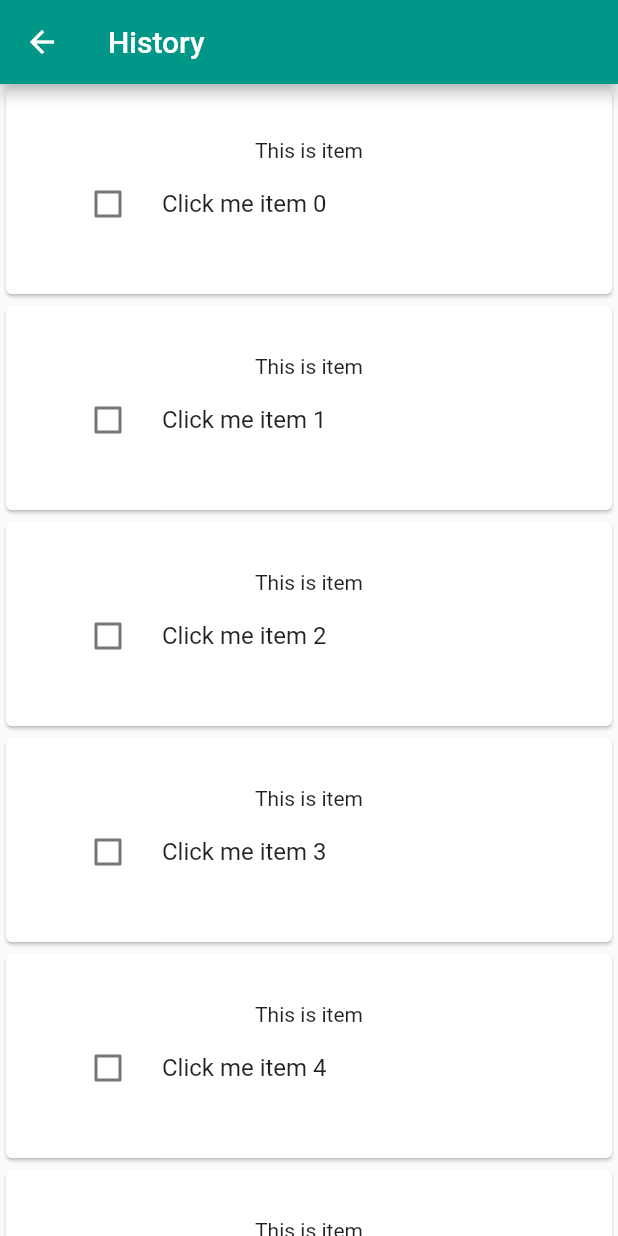
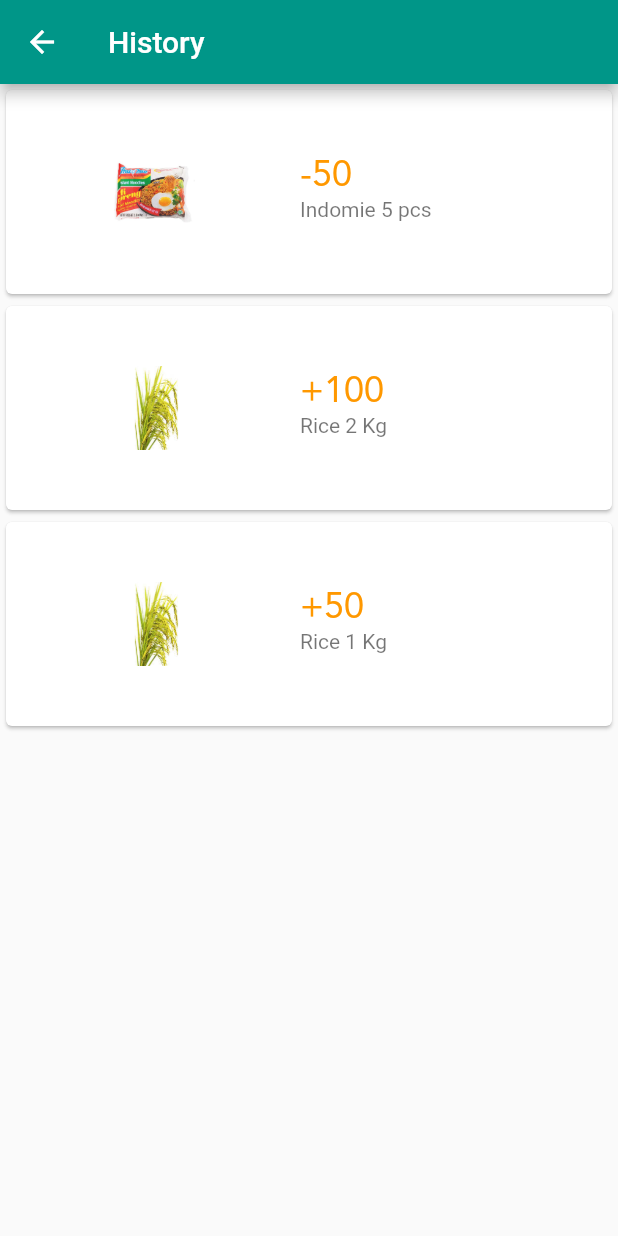
Before and after one commit to illukinati/padishea, a Flutter app: the HistoryScreen screen opened by its route, on a phone screen of 412 x 824 dp. Run offline on Flutter 3.47's test engine with Material 2 defaults, Android fonts, the phone set to English and light mode, and no system bars.

Commit message:
add history and get data from API

```diff
--- a/lib/navigations/padishea_navigator.dart
+++ b/lib/navigations/padishea_navigator.dart
@@ -3,6 +3,8 @@ import 'package:padishea/screens/welcome_screen.dart';
 import 'package:padishea/screens/main_screen.dart';
 import 'package:padishea/screens/login_screen.dart';
 import 'package:padishea/screens/history_screen.dart';
+import 'package:padishea/screens/edit_profile_screen.dart';
+import 'package:padishea/screens/notification_screen.dart';
 
 class PadisheaNavigator {
   static final routes = <String, WidgetBuilder>{
@@ -10,6 +12,8 @@ class PadisheaNavigator {
     '/main': (BuildContext context) => MainScreen(),
     '/login': (BuildContext context) => LoginScreen(),
     '/history': (BuildContext context) => HistoryScreen(),
+    '/edit': (BuildContext context) => EditProfileScreen(),
+    '/notification': (BuildContext context) => NotificationScreen(),
   };
 
   static void goToWelcome(BuildContext context) {
@@ -25,7 +29,15 @@ class PadisheaNavigator {
     Navigator.of(context).pushNamed('/login');
   }
 
-  static void goTohistory(BuildContext context){
+  static void goToHistory(BuildContext context){
     Navigator.of(context).pushNamed('/history');
   }
+
+  static void goToEditProfile(BuildContext context){
+    Navigator.of(context).pushNamed('/edit');
+  }
+
+  static void goToNotification(BuildContext context){
+    Navigator.of(context).pushNamed('/notification');
+  }
 }
--- a/lib/screens/history_screen.dart
+++ b/lib/screens/history_screen.dart
@@ -6,22 +6,26 @@ class HistoryScreen extends StatefulWidget {
 }
 
 class _HistoryScreenState extends State<HistoryScreen> {
-  List<bool> _data = new List<bool>();
+  List<String> _image = new List<String>();
+  List<String> _point = new List<String>();
+  List<String> _desc = new List<String>();
 
   @override
   void initState() {
     // TODO: implement initState
     super.initState();
     setState(() {
-      for (int i = 0; i < 10; i++) {
-        _data.add(false);
-      }
-    });
-  }
+      _desc.add("Indomie 5 pcs");
+      _desc.add("Rice 2 Kg");
+      _desc.add("Rice 1 Kg");
 
-  void _onChange(bool value, int index) {
-    setState(() {
-      _data[index] = value;
+      _image.add("assets/indomie.jpg");
+      _image.add("assets/padi.jpeg");
+      _image.add("assets/padi.jpeg");
+
+      _point.add("-50");
+      _point.add("+100");
+      _point.add("+50");
     });
   }
 
@@ -32,23 +36,40 @@ class _HistoryScreenState extends State<HistoryScreen> {
         title: new Text('History'),
       ),
       body: new ListView.builder(
-        itemCount: _data.length,
+        itemCount: _desc.length,
         itemBuilder: (BuildContext context, int index) {
           return new Card(
             child: new Container(
               padding: const EdgeInsets.all(32.0),
-              child: new Column(
-                children: <Widget>[
-                  new Text('This is item'),
-                  new CheckboxListTile(
-                    value: _data[index],
-                    controlAffinity: ListTileControlAffinity.leading,
-                    title: new Text('Click me item ${index}'),
-                    onChanged: (bool value) {
-                      _onChange(value, index);
-                    },
-                  ),
-                ],
+              child: new Center(
+                child: new Column(
+                  children: <Widget>[
+                    new ListTile(
+                      leading: new Container(
+                        child: new Image(
+                          image: new AssetImage("${_image[index]}"),
+                          width: 100.0,
+                          height: 100.0,
+                        ),
+                      ),
+                      title: new Container(
+                        margin: const EdgeInsets.only(left: 32.0),
+                        child: new Text(
+                          "${_point[index]}",
+                          style: new TextStyle(
+                              fontFamily: 'Avenir',
+                              fontSize: 24.0,
+                              fontWeight: FontWeight.normal,
+                              color: Colors.orange),
+                        ),
+                      ),
+                      subtitle: new Container(
+                        margin: const EdgeInsets.only(left: 32.0),
+                        child: new Text('${_desc[index]}')),
+                      onTap: () {},
+                    ),
+                  ],
+                ),
               ),
             ),
           );
--- a/pubspec.yaml
+++ b/pubspec.yaml
@@ -34,6 +34,8 @@ flutter:
    - assets/icon_fb.png
    - assets/icon_google.png
    - assets/icon_twitter.png
+   - assets/indomie.jpg
+   - assets/padi.jpeg
   fonts:
     - family: Avenir
       fonts:
```
Also changed, not shown: lib/screens/edit_profile_screen.dart (added, +112 -0 lines), lib/screens/login_screen.dart (+20 -2 lines), lib/screens/main_screen.dart (+42 -21 lines), lib/screens/notification_screen.dart (added, +51 -0 lines), assets/indomie.jpg (added), assets/padi.jpeg (added).
